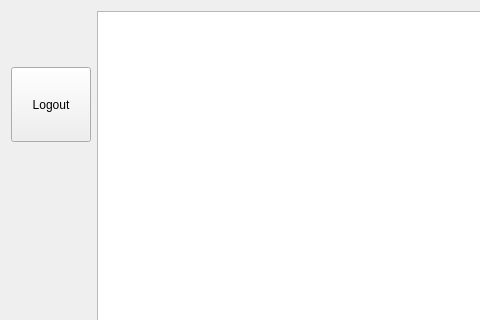
First picture: the form in Client/EditorGUI/EditorGUI/FileBrowser/FileBrowser.ui, repository iliodipietro/Programmazione-Di-Sistema-Collaborative-Editor, before the edit; both pictures show x 0 to 480 and y 0 to 320 of the 1111 by 717 pixel window.
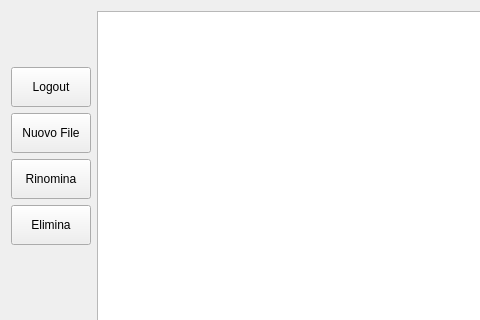
Second picture: the form after the edit.

Commit message: Aggiunti i pulsanti per la gestione dei file nella ui

```diff
--- a/Client/EditorGUI/EditorGUI/FileBrowser/FileBrowser.ui
+++ b/Client/EditorGUI/EditorGUI/FileBrowser/FileBrowser.ui
@@ -15,20 +15,7 @@
   </property>
   <widget class="QWidget" name="centralWidget">
    <layout class="QGridLayout" name="gridLayout">
-    <item row="0" column="0">
-     <widget class="QLabel" name="usernameLabel">
-      <property name="maximumSize">
-       <size>
-        <width>200</width>
-        <height>50</height>
-       </size>
-      </property>
-      <property name="text">
-       <string/>
-      </property>
-     </widget>
-    </item>
-    <item row="0" column="1" rowspan="3">
+    <item row="0" column="1" rowspan="7">
      <widget class="QTreeView" name="treeView">
       <property name="sizePolicy">
        <sizepolicy hsizetype="MinimumExpanding" vsizetype="MinimumExpanding">
@@ -56,10 +43,23 @@
       </property>
      </widget>
     </item>
+    <item row="0" column="0">
+     <widget class="QLabel" name="usernameLabel">
+      <property name="maximumSize">
+       <size>
+        <width>200</width>
+        <height>50</height>
+       </size>
+      </property>
+      <property name="text">
+       <string/>
+      </property>
+     </widget>
+    </item>
     <item row="1" column="0">
      <widget class="QPushButton" name="logoutButton">
       <property name="sizePolicy">
-       <sizepolicy hsizetype="Fixed" vsizetype="Fixed">
+       <sizepolicy hsizetype="Minimum" vsizetype="Minimum">
         <horstretch>0</horstretch>
         <verstretch>0</verstretch>
        </sizepolicy>
@@ -67,7 +67,7 @@
       <property name="maximumSize">
        <size>
         <width>200</width>
-        <height>75</height>
+        <height>40</height>
        </size>
       </property>
       <property name="text">
@@ -75,6 +75,45 @@
       </property>
      </widget>
     </item>
+    <item row="2" column="0">
+     <widget class="QPushButton" name="newFile">
+      <property name="minimumSize">
+       <size>
+        <width>0</width>
+        <height>40</height>
+       </size>
+      </property>
+      <property name="text">
+       <string>Nuovo File</string>
+      </property>
+     </widget>
+    </item>
+    <item row="3" column="0">
+     <widget class="QPushButton" name="renameFile">
+      <property name="minimumSize">
+       <size>
+        <width>0</width>
+        <height>40</height>
+       </size>
+      </property>
+      <property name="text">
+       <string>Rinomina</string>
+      </property>
+     </widget>
+    </item>
+    <item row="4" column="0">
+     <widget class="QPushButton" name="deleteFile">
+      <property name="minimumSize">
+       <size>
+        <width>0</width>
+        <height>40</height>
+       </size>
+      </property>
+      <property name="text">
+       <string>Elimina</string>
+      </property>
+     </widget>
+    </item>
    </layout>
   </widget>
   <widget class="QStatusBar" name="statusBar"/>
```
The commit also changes 3 other files.
